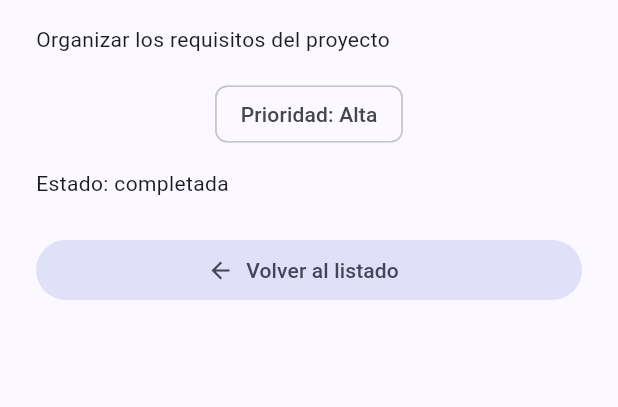
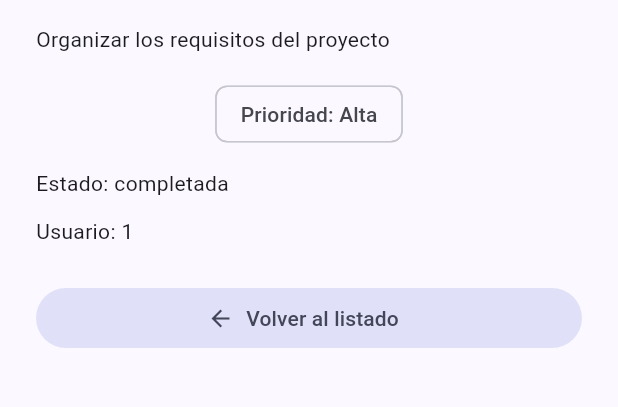
Before and after one commit to yimmileo/TaskFlow, a Flutter app: the screen it shows after launch, after a tap on "Definir las funciones de TaskFlow", on a phone screen of 412 x 824 dp, the part 168-575 px from its top. Run offline on Flutter 3.47's test engine with Material 3 defaults, Android fonts, the phone set to English and light mode, and no system bars; our stand-ins replace go_router.

Commit message:
feat: completar práctica 5 de TaskFlow
Se incorpora el modelo Task con userId, el detalle de cada tarea, la especificación del README y pruebas del flujo de navegación.

Co-authored-by: Copilot <223556219+Copilot@users.noreply.github.com>

```diff
--- a/lib/main.dart
+++ b/lib/main.dart
@@ -1,5 +1,7 @@
 import 'package:flutter/material.dart';
 import 'package:go_router/go_router.dart';
+
+import 'task.dart';
 
 void main() {
   runApp(const TaskFlowApp());
@@ -39,22 +41,6 @@ class TaskFlowApp extends StatelessWidget {
   }
 }
 
-class Task {
-  const Task({
-    required this.id,
-    required this.title,
-    required this.description,
-    required this.priority,
-    required this.isCompleted,
-  });
-
-  final int id;
-  final String title;
-  final String description;
-  final String priority;
-  final bool isCompleted;
-}
-
 const demoTasks = [
   Task(
     id: 1,
@@ -62,6 +48,7 @@ const demoTasks = [
     description: 'Organizar los requisitos del proyecto',
     priority: 'Alta',
     isCompleted: true,
+    userId: 1,
   ),
   Task(
     id: 2,
@@ -69,6 +56,7 @@ const demoTasks = [
     description: 'Definir la estructura visual de cada tarjeta',
     priority: 'Alta',
     isCompleted: false,
+    userId: 1,
   ),
   Task(
     id: 3,
@@ -76,6 +64,7 @@ const demoTasks = [
     description: 'Mostrar tareas con ListView.builder',
     priority: 'Alta',
     isCompleted: false,
+    userId: 1,
   ),
   Task(
     id: 4,
@@ -83,6 +72,7 @@ const demoTasks = [
     description: 'Verificar tareas pendientes y completadas',
     priority: 'Media',
     isCompleted: false,
+    userId: 1,
   ),
   Task(
     id: 5,
@@ -90,6 +80,7 @@ const demoTasks = [
     description: 'Capturar la lista y revisar el código',
     priority: 'Baja',
     isCompleted: false,
+    userId: 1,
   ),
 ];
 
@@ -163,6 +154,8 @@ class TaskDetailScreen extends StatelessWidget {
           Chip(label: Text('Prioridad: ${task.priority}')),
           const SizedBox(height: 12),
           Text(task.isCompleted ? 'Estado: completada' : 'Estado: pendiente'),
+          const SizedBox(height: 12),
+          Text('Usuario: ${task.userId}'),
           const SizedBox(height: 24),
           FilledButton.tonalIcon(
             onPressed: () => context.pop(),
```
Also changed, not shown: lib/task.dart (added, +28 -0 lines), 2 other files.
